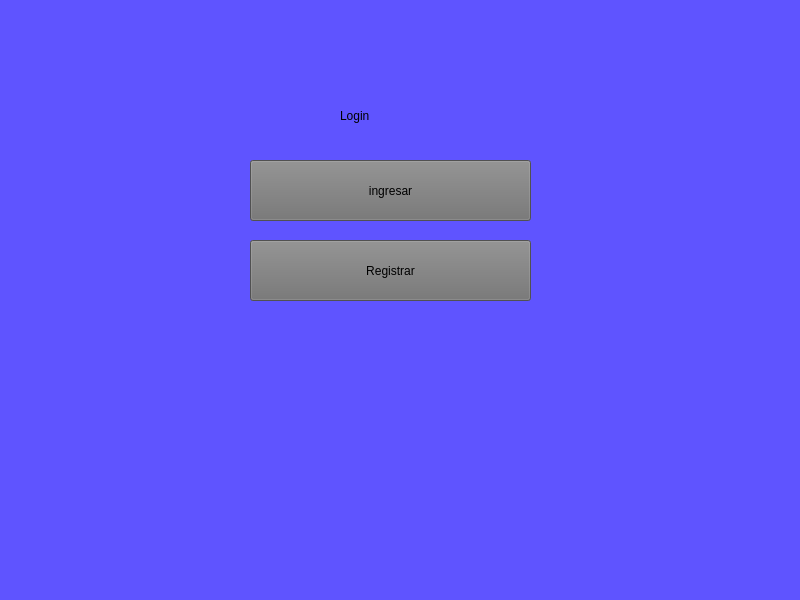
First picture: the form in login.ui, repository Brandon-TFC/Proyecto, before the edit.
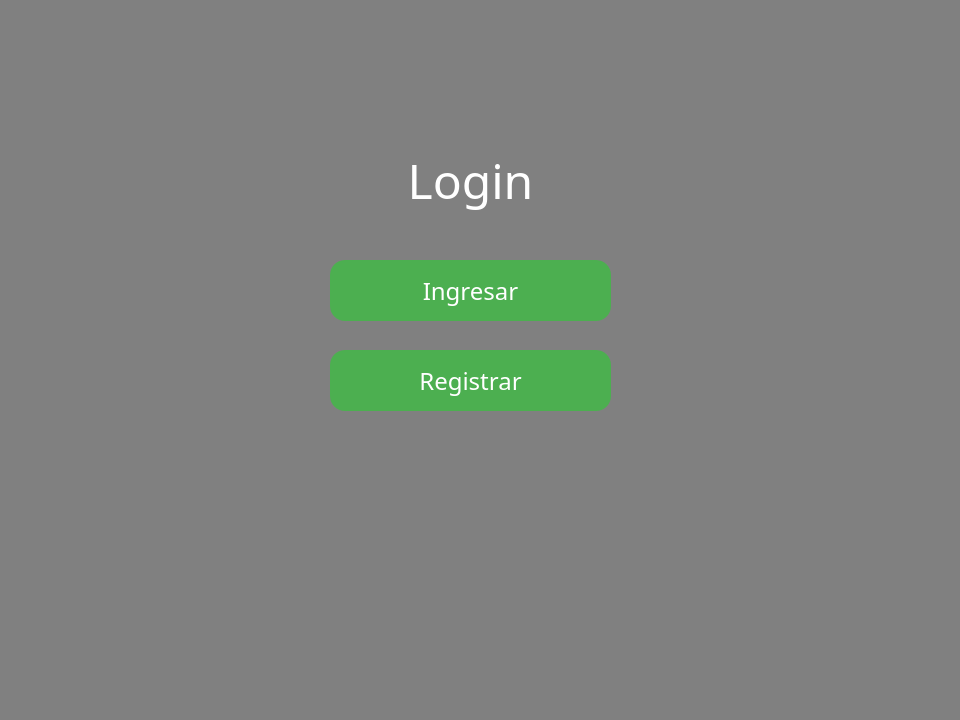
Second picture: the form after the edit. Icons and pictures are not drawn.

Commit message: Arreglando interfaces

Patch:
```diff
--- a/login.ui
+++ b/login.ui
@@ -6,45 +6,67 @@
    <rect>
     <x>0</x>
     <y>0</y>
-    <width>800</width>
-    <height>600</height>
+    <width>960</width>
+    <height>720</height>
    </rect>
   </property>
+  <property name="minimumSize">
+   <size>
+    <width>960</width>
+    <height>720</height>
+   </size>
+  </property>
   <property name="windowTitle">
    <string>MainWindow</string>
   </property>
   <property name="styleSheet">
-   <string notr="true">background-color: rgb(95, 84, 255);</string>
+   <string notr="true">*{
+	font-family:century gothic;
+    font-size:24px;
+}
+QWidget{
+            background-image: url(Imagenes/luna.jpg);
+            background-color: gray;
+        }
+
+QPushButton{
+  padding: 15px 25px;
+  font-size: 24px;
+  text-align: center;	
+  text-decoration: none;
+  outline: none;
+  color: #fff;
+  background-color: #4CAF50;
+  border: none;
+  border-radius: 15px;
+}
+
+QPushButton:hover{
+	background-color: #3e8e41
+}
+QLabel{
+ 	color:white;
+}
+
+#label{
+	font-size:65px;
+	text-align: center;  
+}    
+
+        </string>
   </property>
   <widget class="QWidget" name="centralwidget">
-   <widget class="QLabel" name="label">
-    <property name="geometry">
-     <rect>
-      <x>340</x>
-      <y>90</y>
-      <width>101</width>
-      <height>51</height>
-     </rect>
-    </property>
-    <property name="styleSheet">
-     <string notr="true">font: 28pt &quot;MS Shell Dlg 2&quot;;</string>
-    </property>
-    <property name="text">
-     <string>Login</string>
-    </property>
-   </widget>
    <widget class="QPushButton" name="botonregistrar">
     <property name="geometry">
      <rect>
-      <x>250</x>
-      <y>240</y>
+      <x>330</x>
+      <y>350</y>
       <width>281</width>
       <height>61</height>
      </rect>
     </property>
     <property name="styleSheet">
-     <string notr="true">font: 23pt &quot;MS Shell Dlg 2&quot;;
-background-color: rgb(113, 113, 113);</string>
+     <string notr="true"/>
     </property>
     <property name="text">
      <string>Registrar</string>
@@ -53,18 +75,33 @@
    <widget class="QPushButton" name="botonprender">
     <property name="geometry">
      <rect>
-      <x>250</x>
-      <y>160</y>
+      <x>330</x>
+      <y>260</y>
       <width>281</width>
       <height>61</height>
      </rect>
     </property>
     <property name="styleSheet">
-     <string notr="true">font: 23pt &quot;MS Shell Dlg 2&quot;;
-background-color: rgb(113, 113, 113);</string>
+     <string notr="true"/>
     </property>
     <property name="text">
-     <string>ingresar</string>
+     <string>Ingresar</string>
+    </property>
+   </widget>
+   <widget class="QLabel" name="label">
+    <property name="geometry">
+     <rect>
+      <x>380</x>
+      <y>140</y>
+      <width>181</width>
+      <height>81</height>
+     </rect>
+    </property>
+    <property name="styleSheet">
+     <string notr="true"/>
+    </property>
+    <property name="text">
+     <string>&lt;html&gt;&lt;head/&gt;&lt;body&gt;&lt;p align=&quot;center&quot;&gt;&lt;span style=&quot; font-size:36pt;&quot;&gt;Login&lt;/span&gt;&lt;/p&gt;&lt;/body&gt;&lt;/html&gt;</string>
     </property>
    </widget>
   </widget>
```
Left out of the diff: 4 changed lines with no effect on the pictures. The commit also changes 4 other files.
